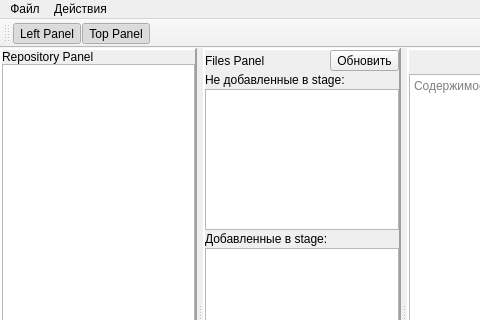
Above: commit_craft/mainwindow.ui from CJayM/CommitCraft before the change; both pictures show x 0 to 480 and y 0 to 320 of the 800 by 600 pixel window. Below: the same form after it.
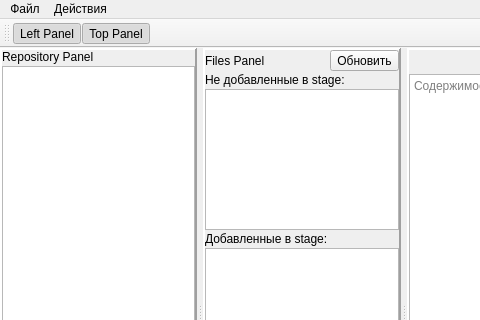
That is the form after the change.

The edit to the form file:
```diff
--- a/commit_craft/mainwindow.ui
+++ b/commit_craft/mainwindow.ui
@@ -111,7 +111,7 @@
            </property>
            <layout class="QVBoxLayout" name="verticalLayout_4">
             <property name="spacing">
-             <number>0</number>
+             <number>2</number>
             </property>
             <property name="leftMargin">
              <number>0</number>
@@ -136,22 +136,10 @@
              </widget>
             </item>
             <item>
-             <widget class="QTableView" name="commitHistoryTable">
+             <widget class="QListView" name="commitHistoryList">
               <property name="selectionMode">
                <enum>QAbstractItemView::SingleSelection</enum>
               </property>
-              <property name="selectionBehavior">
-               <enum>QAbstractItemView::SelectRows</enum>
-              </property>
-              <property name="showGrid">
-               <bool>false</bool>
-              </property>
-              <attribute name="horizontalHeaderStretchLastSection">
-               <bool>true</bool>
-              </attribute>
-              <attribute name="verticalHeaderVisible">
-               <bool>false</bool>
-              </attribute>
              </widget>
             </item>
            </layout>
```
